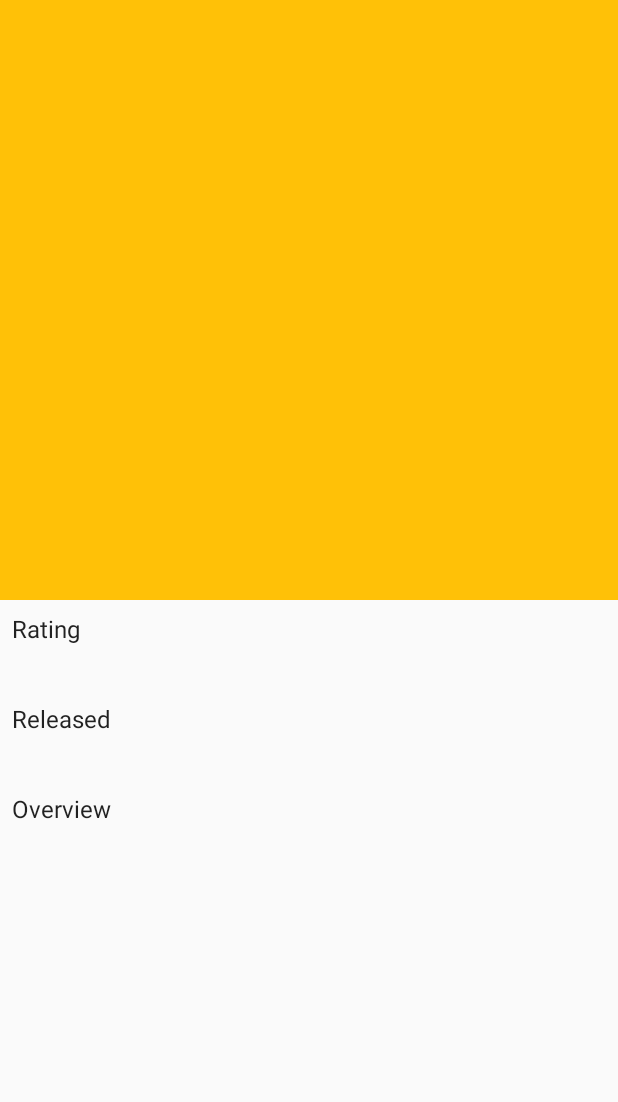
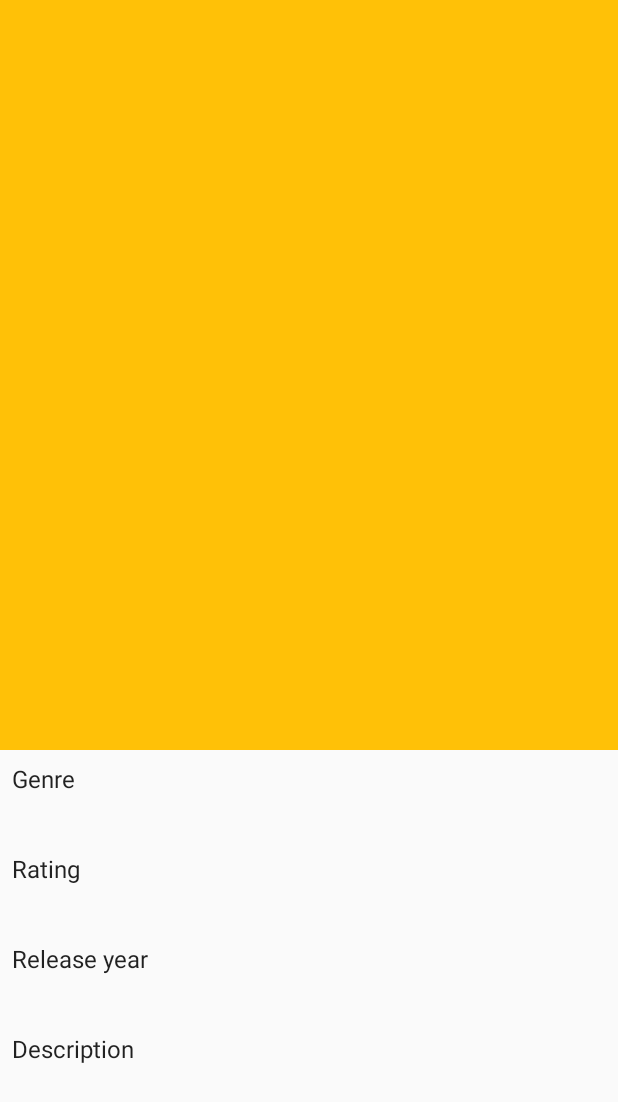
Before and after one commit to andras-the-android/MovieDbDemo, an Android app: the MovieDetailActivity screen opened directly, with no data from a screen before it, on a phone screen of 412 x 824 dp. Shown: the top 1102 px of the screen. Run offline under Robolectric (Android 15) with nearby library versions, the phone set to English and light mode, and no system bars; our stand-ins replace Dagger/Hilt's generated code, Picasso, data binding; libraries missing offline, so code that uses them is left out: com.jakewharton.picasso, retrofit2.adapter.rxjava; pictures from the network do not load; 5 statements that could not run were skipped.

Commit message:
movie detail page refinements

```diff
--- a/app/src/main/java/com/example/andras/moviedbdemo/ui/detail/MovieDetailViewModel.java
+++ b/app/src/main/java/com/example/andras/moviedbdemo/ui/detail/MovieDetailViewModel.java
@@ -4,22 +4,22 @@ import com.example.andras.moviedbdemo.data.MainListItemDto;
 
 public class MovieDetailViewModel {
 
-    private MainListItemDto mainListItem;
+    private MainListItemDto dto;
 
-    MovieDetailViewModel(MainListItemDto mainListItem) {
-        this.mainListItem = mainListItem;
+    MovieDetailViewModel(MainListItemDto dto) {
+        this.dto = dto;
     }
 
-    public MainListItemDto getMainListItem() {
-        return mainListItem;
+    public MainListItemDto getDto() {
+        return dto;
     }
 
     public String getRatingText() {
-        return String.valueOf(mainListItem.getRating());
+        return String.valueOf(dto.getRating());
     }
 
     public String getReleaseYearText() {
-        return String.valueOf(mainListItem.getReleaseYear());
+        return String.valueOf(dto.getReleaseYear());
     }
 
 }
--- a/app/src/main/res/layout/activity_movie_details.xml
+++ b/app/src/main/res/layout/activity_movie_details.xml
@@ -26,7 +26,7 @@
                 <ImageView
                     android:id="@+id/detail_poster_image_view"
                     android:layout_width="match_parent"
-                    android:layout_height="400dp"
+                    android:layout_height="500dp"
                     android:scaleType="centerCrop"
                     app:layout_collapseMode="parallax"/>
 
@@ -34,7 +34,7 @@
                     android:id="@+id/toolbar"
                     android:layout_width="match_parent"
                     android:layout_height="?attr/actionBarSize"
-                    android:title="@{model.mainListItem.title}"
+                    android:title="@{model.dto.title}"
                     app:layout_collapseMode="pin"
                     app:popupTheme="@style/ThemeOverlay.AppCompat.Light"
                     app:theme="@style/ThemeOverlay.AppCompat.Dark.ActionBar"/>
@@ -64,7 +64,25 @@
                     android:textSize="16sp"
                     android:textColor="@color/text_primary"
                     android:layout_marginTop="8dp"
-                    android:text="Rating"
+                    android:text="@string/genre"
+                    />
+
+                <TextView
+                    android:layout_width="match_parent"
+                    android:layout_height="wrap_content"
+                    android:textSize="16sp"
+                    android:textColor="@color/text_secondary"
+                    android:layout_marginBottom="8dp"
+                    android:text="@{model.dto.genre}"
+                    />
+
+                <TextView
+                    android:layout_width="match_parent"
+                    android:layout_height="wrap_content"
+                    android:textSize="16sp"
+                    android:textColor="@color/text_primary"
+                    android:layout_marginTop="8dp"
+                    android:text="@string/rating"
                     />
 
                 <TextView
@@ -82,7 +100,7 @@
                     android:textSize="16sp"
                     android:textColor="@color/text_primary"
                     android:layout_marginTop="8dp"
-                    android:text="Released"
+                    android:text="@string/released"
                     />
 
                 <TextView
@@ -100,7 +118,7 @@
                     android:textSize="16sp"
                     android:textColor="@color/text_primary"
                     android:layout_marginTop="8dp"
-                    android:text="Overview"
+                    android:text="@string/description"
                     />
 
                 <TextView
@@ -109,7 +127,7 @@
                     android:textSize="16sp"
                     android:textColor="@color/text_secondary"
                     android:layout_marginBottom="8dp"
-                    android:text="@{model.mainListItem.description}"
+                    android:text="@{model.dto.description}"
                     />
 
 
--- a/app/src/main/res/values/strings.xml
+++ b/app/src/main/res/values/strings.xml
@@ -3,6 +3,10 @@
     <string name="search">Search</string>
     <string name="transition_main_to_detail">mainToDetail</string>
     <string name="more_info">More info</string>
+    <string name="genre">Genre</string>
+    <string name="rating">Rating</string>
+    <string name="released">Release year</string>
+    <string name="description">Description</string>
 
     <string-array name="main_tab_titles">
         <item>Movies</item>
```
